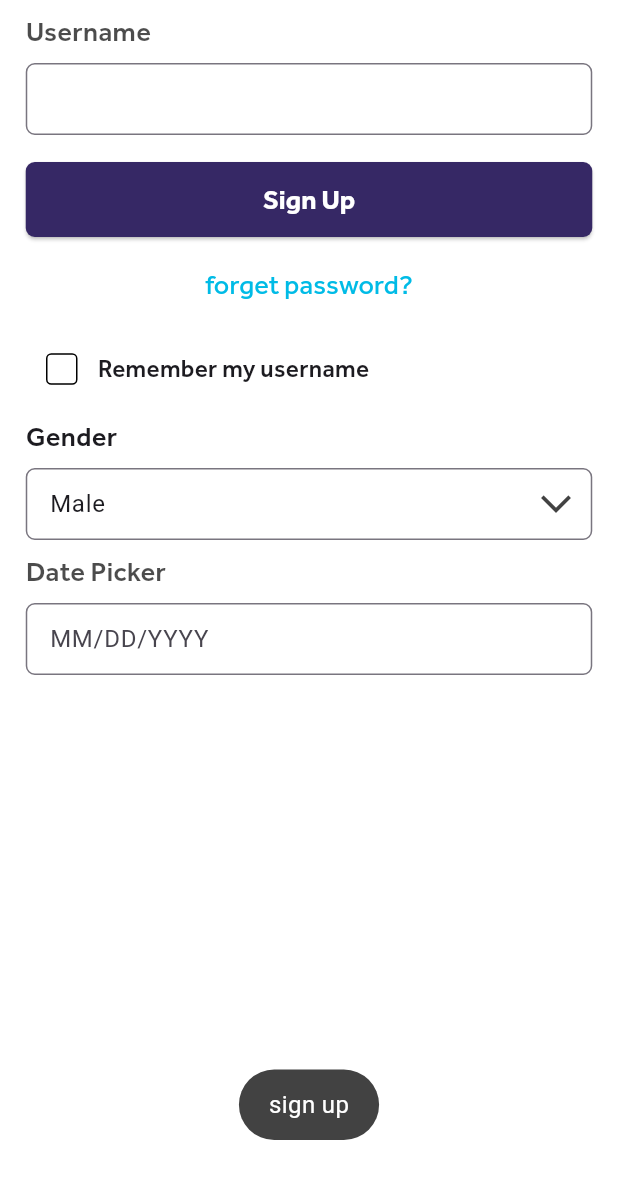
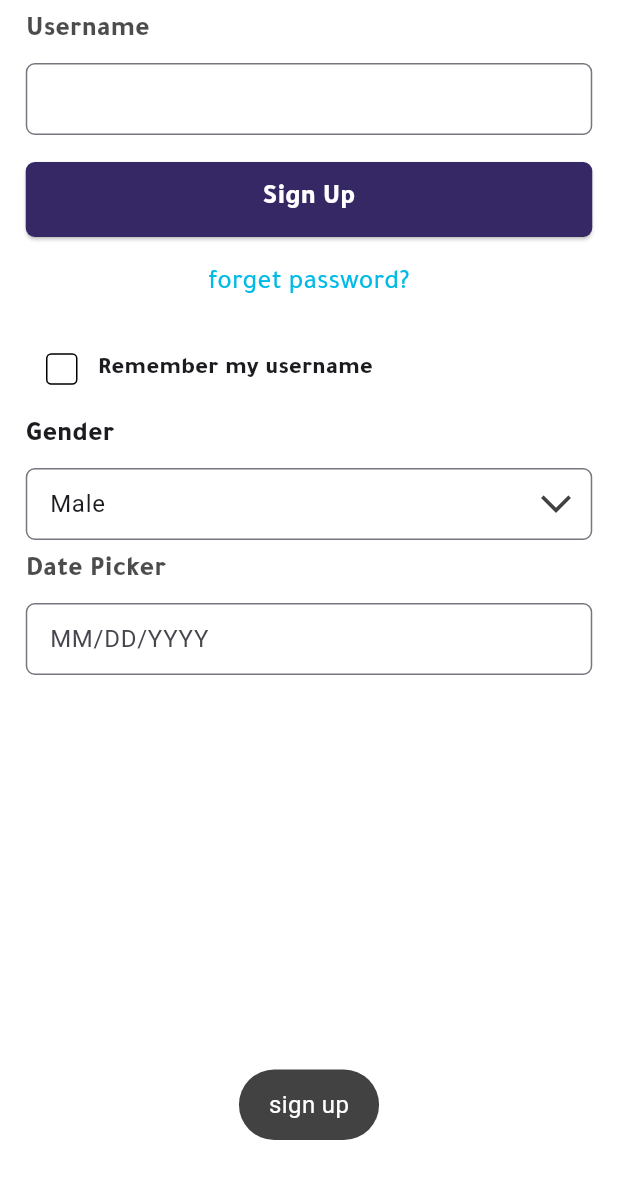
Before and after one commit to KHLYL01/flutter-etisaq-application, a Flutter app: the screen it shows after launch, after a tap on "Sign Up", on a phone screen of 412 x 824 dp. Shown: the top 1179 px of the screen. Run offline on Flutter 3.47's test engine with Material 3 defaults, Android fonts, the phone set to English and light mode, and no system bars; our stand-ins replace flutter_keyboard_visibility, flutter_spinkit, flutter_svg, fluttertoast, get, shared_preferences.

Commit message:
add Tajawal font and initialized

```diff
--- a/lib/core/constant/app_texts.dart
+++ b/lib/core/constant/app_texts.dart
@@ -11,17 +11,20 @@ class Font {
       color: color,
       fontWeight: style.value,
       fontSize: size,
-      fontFamily: 'Effra',
+      fontFamily: 'Tajawal',
       decoration: decoration,
     );
   }
 }
 
-enum FontStyle { regular, medium, semiBold, bold, extraBold, black }
+enum FontStyle { light, regular, medium, semiBold, bold, extraBold, black }
 
 extension FontStyles on FontStyle {
   FontWeight get value {
     switch (this) {
+      case FontStyle.light:
+        return FontWeight.w300;
+
       case FontStyle.regular:
         return FontWeight.normal;
 
--- a/lib/main.dart
+++ b/lib/main.dart
@@ -1,10 +1,10 @@
 import 'package:flutter/material.dart';
-import 'routes.dart';
 import 'package:flutter/services.dart';
 import 'package:get/get.dart';
 
 import 'bindings/initial_bindings.dart';
 import 'core/services/services.dart';
+import 'routes.dart';
 
 void main() async {
   WidgetsFlutterBinding.ensureInitialized();
```
Also changed, not shown: pubspec.yaml (+12 -4 lines), assets/fonts/Effra_Trial_Bd.ttf (deleted), assets/fonts/Effra_Trial_Md.ttf (deleted), assets/fonts/Effra_Trial_SBd.ttf (deleted), assets/fonts/Tajawal-Black.ttf (added), assets/fonts/Tajawal-Bold.ttf (added), assets/fonts/Tajawal-ExtraBold.ttf (added), assets/fonts/Tajawal-ExtraLight.ttf (added), assets/fonts/Tajawal-Light.ttf (added), assets/fonts/Tajawal-Medium.ttf (added), assets/fonts/Tajawal-Regular.ttf (added).
